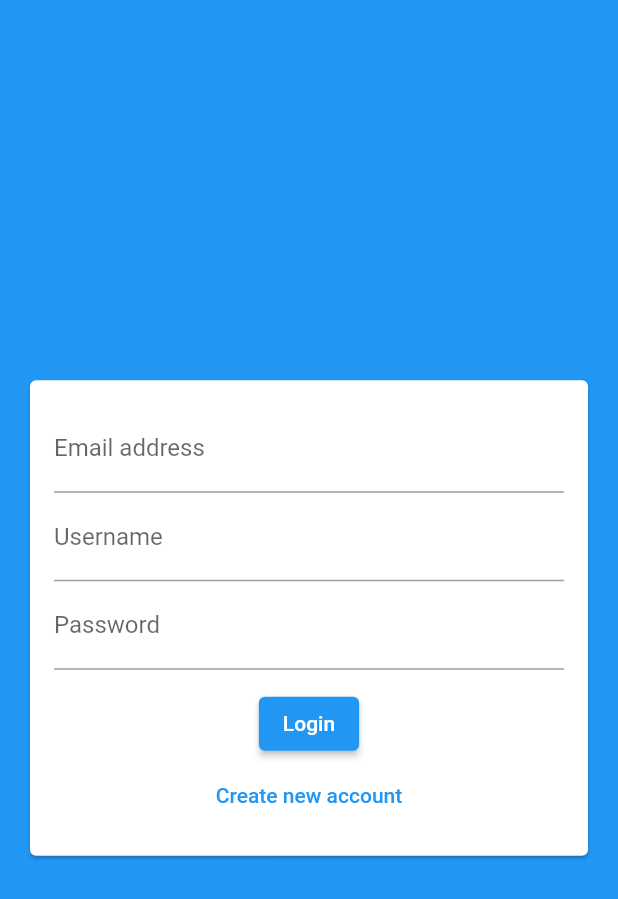
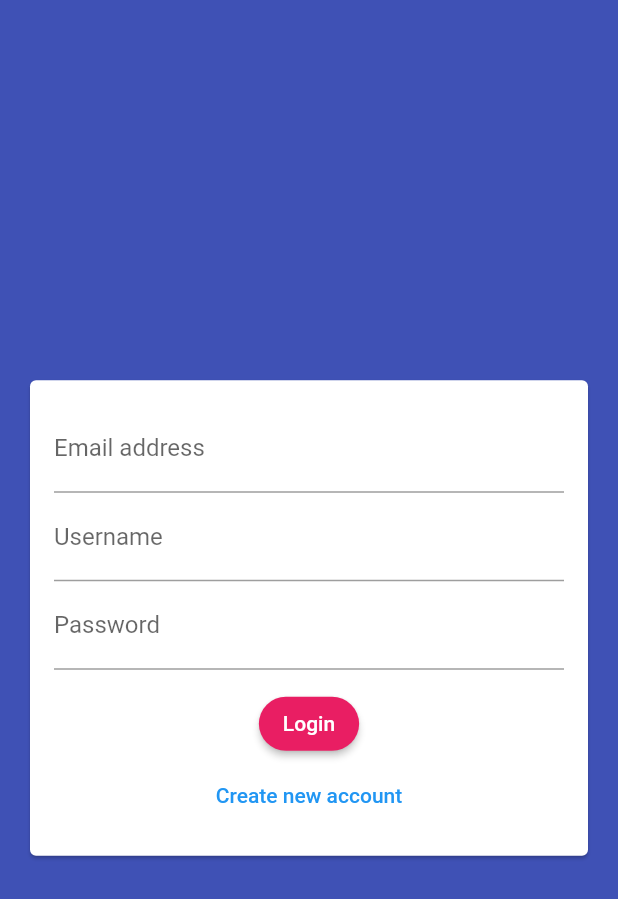
Before and after one commit to 0xThomas3000/chat-app, a Flutter app: the screen it shows after launch, on a phone screen of 412 x 824 dp. Shown: the top 899 px of the screen. Run offline on Flutter 3.47's test engine with Material 2 defaults, Android fonts, the phone set to English and light mode, and no system bars; our stand-ins replace cloud_firestore, firebase_core; accounts and stored records are empty.

Commit message:
Adding a theme style to the app

```diff
--- a/lib/main.dart
+++ b/lib/main.dart
@@ -1,6 +1,6 @@
 import 'package:flutter/material.dart';
 import 'package:firebase_core/firebase_core.dart';
-import './screens/auth_screen.dart';
+import '/screens/auth_screen.dart';
 
 void main() async {
   WidgetsFlutterBinding.ensureInitialized();
@@ -14,7 +14,27 @@ class MyApp extends StatelessWidget {
     return MaterialApp(
       title: 'Flutter Chat App',
       theme: ThemeData(
-        primarySwatch: Colors.blue,
+        colorScheme: ColorScheme.fromSwatch(
+          backgroundColor: Colors.indigo,
+          primarySwatch: Colors.indigo,
+        ).copyWith(
+          secondary: Colors.deepPurple,
+        ),
+        elevatedButtonTheme: ElevatedButtonThemeData(
+          style: ButtonStyle(
+            shape: MaterialStateProperty.all(
+              RoundedRectangleBorder(
+                borderRadius: BorderRadius.circular(20),
+              ),
+            ),
+            backgroundColor: MaterialStateProperty.all(Colors.pink),
+          ),
+        ),
+        textButtonTheme: TextButtonThemeData(
+          style: ButtonStyle(
+            foregroundColor: MaterialStateProperty.all(Colors.blue),
+          ),
+        ),
       ),
       home: AuthScreen(),
     );
--- a/lib/screens/auth_screen.dart
+++ b/lib/screens/auth_screen.dart
@@ -10,7 +10,7 @@ class _AuthScreenState extends State<AuthScreen> {
   @override
   Widget build(BuildContext context) {
     return Scaffold(
-      backgroundColor: Theme.of(context).primaryColor,
+      backgroundColor: Theme.of(context).colorScheme.primary,
       body: AuthForm(),
     );
   }
--- a/lib/widgets/auth/auth_form.dart
+++ b/lib/widgets/auth/auth_form.dart
@@ -37,10 +37,6 @@ class _AuthFormState extends State<AuthForm> {
                     onPressed: () {},
                   ),
                   TextButton(
-                    style: ButtonStyle(
-                      foregroundColor: MaterialStateProperty.all(
-                          Theme.of(context).primaryColor),
-                    ),
                     child: const Text('Create new account'),
                     onPressed: () {},
                   )
```
